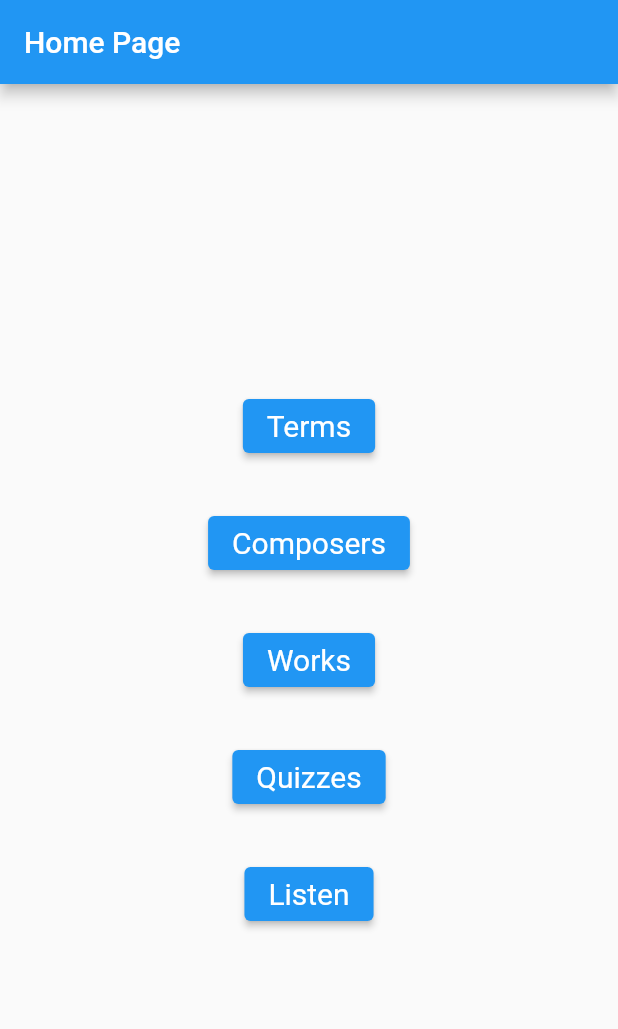
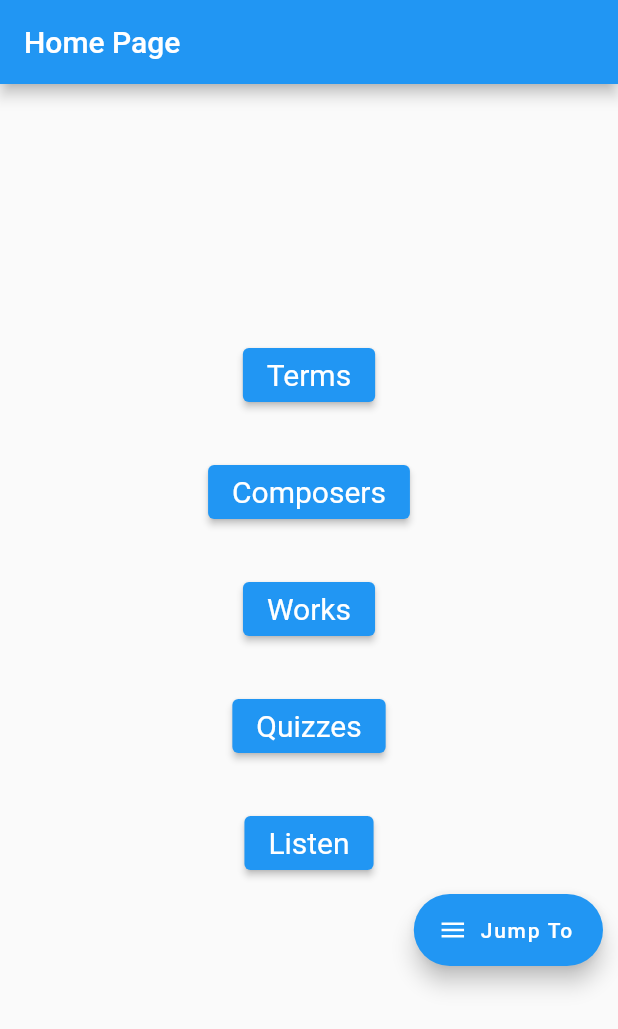
Before and after one commit to Alex-Laney/JuniorDesign2329, a Flutter app: the screen it shows after launch, on a phone screen of 412 x 824 dp. Shown: the top 1029 px of the screen. Run offline on Flutter 3.47's test engine with Material 2 defaults, Android fonts, the phone set to English and light mode, and no system bars; drawn by our look-alikes of flutter_speed_dial.

Commit message:
Fix my errors
Probably wasn't the best idea to do this so late

```diff
--- a/lib/main.dart
+++ b/lib/main.dart
@@ -3,6 +3,7 @@ import '/Musical-Terms/Musical-Terms.dart';
 import '/Composers/Composers.dart';
 import '/Musical-Works/Musical-Works.dart';
 import '/Quizzes/Quizzes.dart';
+import 'package:flutter_speed_dial/flutter_speed_dial.dart';
 
 void main() {
   runApp(
@@ -28,11 +29,71 @@ void main() {
 
 class MainScreen extends StatelessWidget {
   const MainScreen({super.key});
+  // Globally changes the strength/contrast of a color for an icon
+  final int iconColor = 100;
 
   @override
   Widget build(BuildContext context) {
     final ButtonStyle style =
         ElevatedButton.styleFrom(textStyle: const TextStyle(fontSize: 20));
+
+    SpeedDial buildSpeedDialMainMenu() {
+      return SpeedDial(
+        animatedIcon: AnimatedIcons.menu_close,
+        animatedIconTheme: const IconThemeData(size: 20.0),
+        label: const Text('Jump To'),
+        children: [
+          SpeedDialChild(
+            child: const Icon(Icons.book, color: Colors.black),
+            backgroundColor: Colors.red[iconColor],
+            onTap: () => Navigator.pushNamed(context, '/terms'),
+            label: 'Musical Terms',
+            labelStyle: const TextStyle(
+                fontWeight: FontWeight.w500, color: Colors.white),
+            labelBackgroundColor: Colors.black,
+          ),
+          SpeedDialChild(
+            child: const Icon(Icons.quiz, color: Colors.black),
+            backgroundColor: Colors.green[iconColor],
+            onTap: () => Navigator.pushNamed(context, '/quizzes'),
+            label: 'Quizzes',
+            labelStyle: const TextStyle(
+                fontWeight: FontWeight.w500, color: Colors.white),
+            labelBackgroundColor: Colors.black,
+          ),
+          SpeedDialChild(
+            child: const Icon(Icons.music_note, color: Colors.black),
+            backgroundColor: Colors.blue[iconColor],
+            onTap: () => Navigator.pushNamed(context, '/works'),
+            label: 'Music',
+            labelStyle: const TextStyle(
+                fontWeight: FontWeight.w500, color: Colors.white),
+            labelBackgroundColor: Colors.black,
+          ),
+          SpeedDialChild(
+            child: const Icon(Icons.person, color: Colors.black),
+            backgroundColor: Colors.yellow[iconColor],
+            onTap: () => Navigator.pushNamed(context, '/composers'),
+            label: 'Composers',
+            labelStyle: const TextStyle(
+                fontWeight: FontWeight.w500, color: Colors.white),
+            labelBackgroundColor: Colors.black,
+          ),
+        ],
+      );
+    }
+
+    Widget buildBottomButtonMainMenuSection = Row(
+      children: [
+        Expanded(
+          child: Container(
+            alignment: Alignment.bottomRight,
+              padding: const EdgeInsets.all(10.0),
+              child: buildSpeedDialMainMenu()),
+        ),
+      ],
+    );
+
     return Scaffold(
       appBar: AppBar(
         title: const Text('Home Page'),
@@ -80,9 +141,11 @@ class MainScreen extends StatelessWidget {
               },
               child: const Text('Listen'),
             ),
+            buildBottomButtonMainMenuSection
           ],
         ),
-        ));
+      ),
+    );
   }
 }
 
--- a/pubspec.yaml
+++ b/pubspec.yaml
@@ -36,6 +36,7 @@ dependencies:
   # The following adds the Cupertino Icons font to your application.
   # Use with the CupertinoIcons class for iOS style icons.
   cupertino_icons: ^1.0.2
+  flutter_speed_dial: ^6.2.0
 
 dev_dependencies:
   flutter_test:
```
Also changed, not shown: pubspec.lock. Lines whose indentation alone changed are shown as unchanged.
